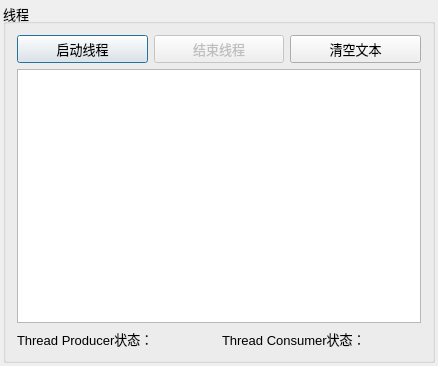
Old version of the form Books/Qt5_9CDeveloperGuide/chap13Thead/samp13_5Semaphore/dialog13_5.ui in the repository Vstornzw/QtNewProject.
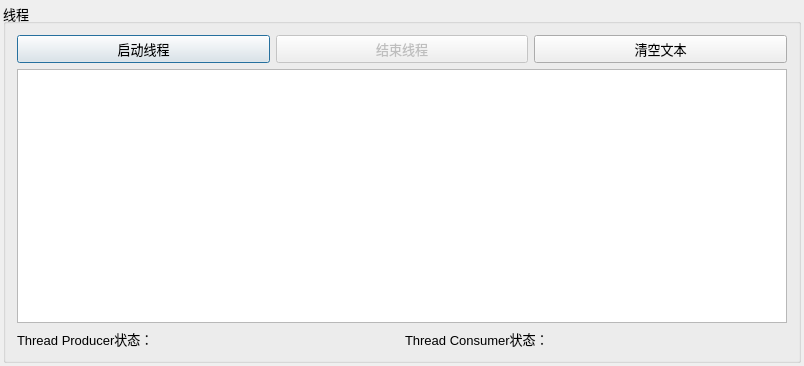
New version of the form.

Patch:
```diff
--- a/Books/Qt5_9CDeveloperGuide/chap13Thead/samp13_5Semaphore/dialog13_5.ui
+++ b/Books/Qt5_9CDeveloperGuide/chap13Thead/samp13_5Semaphore/dialog13_5.ui
@@ -6,10 +6,16 @@
    <rect>
     <x>0</x>
     <y>0</y>
-    <width>438</width>
+    <width>804</width>
     <height>366</height>
    </rect>
   </property>
+  <property name="minimumSize">
+   <size>
+    <width>804</width>
+    <height>276</height>
+   </size>
+  </property>
   <property name="font">
    <font>
     <pointsize>10</pointsize>
```
